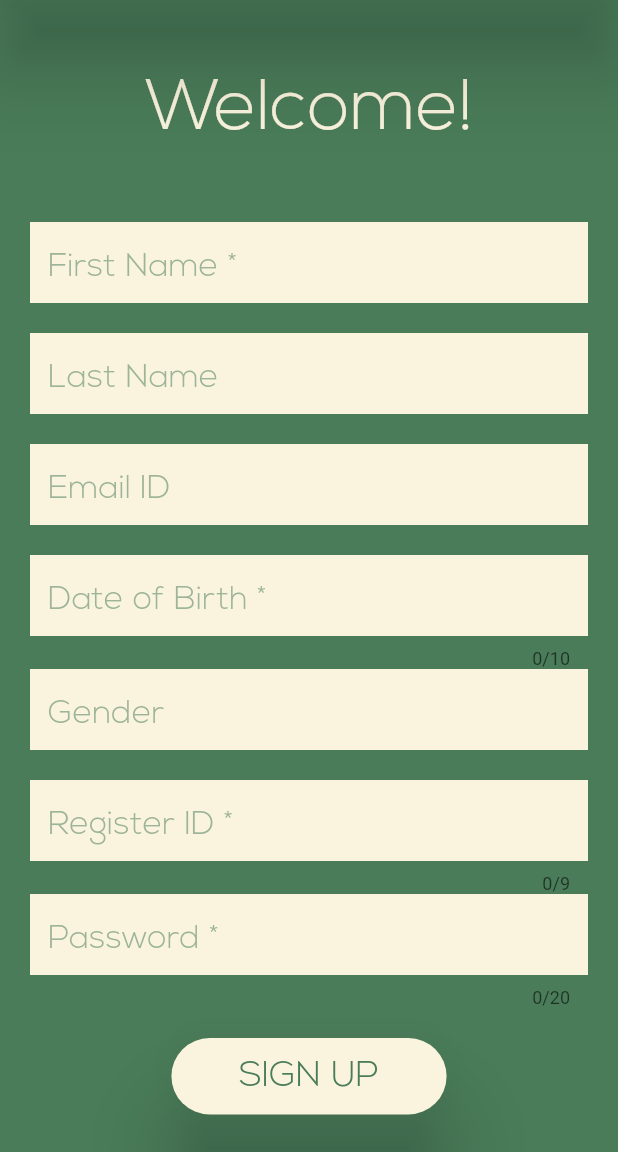
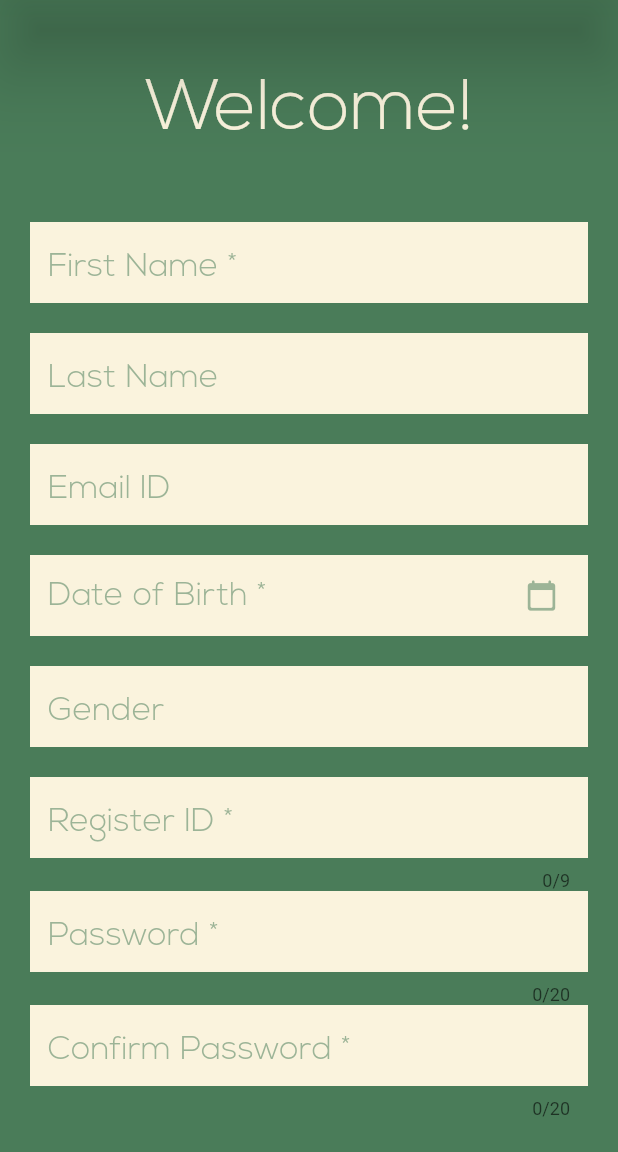
Before and after one commit to theritwikkundu/Form-Encryption-Flutter, a Flutter app: the RegisterP screen opened by its route, on a phone screen of 412 x 824 dp, the part 84-1236 px from its top. Run offline on Flutter 3.47's test engine with Material 2 defaults, Android fonts, the phone set to English and light mode, and no system bars; our stand-ins replace firebase_database, tuple; missing offline and left inert: encrypt; accounts and stored records are empty.

Commit message:
Features added

```diff
--- a/lib/register.dart
+++ b/lib/register.dart
@@ -2,18 +2,21 @@ import 'package:flutter/material.dart';
 import 'package:firebase_database/firebase_database.dart';
 import 'package:form_encryption_flutter/database/dboperate.dart';
 import 'package:form_encryption_flutter/crypto/cryptojs_aes.dart';
-import 'package:form_encryption_flutter/main.dart';
 
-class RegisterP extends StatelessWidget {
+class RegisterP extends StatefulWidget {
+  @override
+  _RegisterPState createState() => _RegisterPState();
+}
+
+class _RegisterPState extends State<RegisterP> {
   TextEditingController fnm = TextEditingController();
   TextEditingController lnm = TextEditingController();
   TextEditingController mail = TextEditingController();
-  TextEditingController db = TextEditingController();
   TextEditingController reg = TextEditingController();
   TextEditingController pw = TextEditingController();
+  TextEditingController pw2 = TextEditingController();
   TextEditingController gd = TextEditingController();
 
-  //flag is true when no matching phone number in database
   bool flag=true;
   Future<void> credValid(String regg) async
   {
@@ -29,8 +32,8 @@ class RegisterP extends StatelessWidget {
           fnm.clear();
           lnm.clear();
           mail.clear();
-          db.clear();
           pw.clear();
+          pw2.clear();
           gd.clear();
           flag = false;
         }
@@ -39,6 +42,42 @@ class RegisterP extends StatelessWidget {
     // await Future.delayed(Duration(seconds:0),(){
     //   print("Assigned flag = "+flag.toString()+" in line x");
     // });
+  }
+
+  String dateChoice = "Date of Birth *";
+  TextStyle temp = new TextStyle(fontSize: 22, fontFamily: 'Nexa', color: Color(0x884A7C59));
+  DateTime dtTom = DateTime.now().add(const Duration(days: 1));
+  DateTime dtPicked = DateTime.now();
+
+  Future<Null> selectTimPicker(BuildContext context) async {
+    dtPicked = await showDatePicker(
+        context: context,
+        initialDate: dtTom,
+        firstDate: dtTom,
+        lastDate: DateTime(2030),
+        builder: (BuildContext context, Widget child) {
+          return Theme(
+            data: ThemeData.light().copyWith(
+              colorScheme: ColorScheme.light().copyWith(
+                // primary: mrkColDrk, //head bar
+                // onPrimary: mrkColLit, //heading text
+                // onSurface: mrkColDrk, //c
+              ),
+            ),
+            child: child,
+          );
+        }
+    );
+    if (dtPicked!=null) {
+      setState(() {
+        temp = new TextStyle(fontSize: 24, fontFamily: 'Righteous', color: Color(0xff4A7C59));
+        String dd, mm, yyyy;
+        dd = dtPicked.day.toString().length<2? "0"+dtPicked.day.toString() : dtPicked.day.toString();
+        mm = dtPicked.month.toString().length<2? "0"+dtPicked.month.toString() : dtPicked.month.toString();
+        yyyy = dtPicked.year.toString().length<2? "0"+dtPicked.year.toString() : dtPicked.year.toString();
+        dateChoice = dd+"/"+mm+"/"+yyyy;
+      });
+    }
   }
 
   @override
@@ -170,28 +209,38 @@ class RegisterP extends StatelessWidget {
                       ),
                     ),
                     SizedBox(height: 20,),
-                    TextField(
-                      controller: db,
-                      maxLength: 10,
-                      decoration: InputDecoration(
-                        border: InputBorder.none,
-                        fillColor: Color(0xffFAF3DD),
-                        filled: true,
-                        hintText: 'Date of Birth *',
-                        hintStyle: TextStyle(
-                          fontSize: 22,
-                          fontFamily: 'Nexa',
-                          color: Color(0x884A7C59),
+                    Container(
+                        // padding: EdgeInsets.fromLTRB(40, 0, 40, 0),
+                        decoration: BoxDecoration(
+                          color: Color(0xffFAF3DD),
+                          // borderRadius: BorderRadius.circular(10),
                         ),
-                      ),
-                      keyboardType: TextInputType.datetime,
-                      textInputAction: TextInputAction.go,
-                      style: TextStyle(
-                        fontSize: 24,
-                        fontFamily: 'Righteous',
-                        color: Color(0xff4A7C59),
-                      ),
+                        child: InkWell(
+                          onTap: (){
+                            onTap: selectTimPicker(context);
+                          },
+                          child: Container(
+                            padding: EdgeInsets.fromLTRB(12, 0, 20, 0),
+                            alignment: Alignment.center,
+                            height: 54,
+                            child: Row(
+                              mainAxisAlignment: MainAxisAlignment.spaceBetween,
+                              children: [
+                                Text(
+                                  dateChoice,
+                                  style: temp,
+                                ),
+                                Icon(
+                                  Icons.calendar_today_rounded,
+                                  size: 22,
+                                  color: Color(0x884A7C59),
+                                )
+                              ],
+                            ),
+                          ),
+                        )
                     ),
+                    SizedBox(height: 20,),
                     TextField(
                       controller: gd,
                       // maxLength: 10,
@@ -261,10 +310,34 @@ class RegisterP extends StatelessWidget {
                       ),
                       obscureText: true,
                     ),
+                    TextField(
+                      controller: pw2,
+                      maxLength: 20,
+                      decoration: InputDecoration(
+                        border: InputBorder.none,
+                        fillColor: Color(0xffFAF3DD),
+                        filled: true,
+                        hintText: 'Confirm Password *',
+                        hintStyle: TextStyle(
+                          fontSize: 22,
+                          fontFamily: 'Nexa',
+                          color: Color(0x884A7C59),
+                        ),
+                      ),
+                      keyboardType: TextInputType.text,
+                      textInputAction: TextInputAction.go,
+                      style: TextStyle(
+                        fontSize: 24,
+                        fontFamily: 'Righteous',
+                        color: Color(0xff4A7C59),
+                      ),
+                      obscureText: true,
+                    ),
                     SizedBox(height: 20),
                     RaisedButton(
                       onPressed: () async{
-                        if(reg.text.length==4 && pw.text.length >= 4 && db.text.length!=0 && fnm.text.length!=0){
+                        bool mailValid = RegExp(r"^[a-zA-Z0-9.a-zA-Z0-9.!#$%&'*+-/=?^_`{|}~]+@[a-zA-Z0-9]+\.[a-zA-Z]+").hasMatch(mail.text);
+                        if(reg.text.length==9 && pw.text.length >= 4 && dateChoice.length!=0 && fnm.text.length!=0 && pw.text==pw2.text && mailValid==true){
                           await credValid(reg.text);
                         }
                         else{
@@ -275,7 +348,7 @@ class RegisterP extends StatelessWidget {
                           var en_fnm = encryptAESCryptoJS(fnm.text, "password");
                           var en_lnm = encryptAESCryptoJS(lnm.text, "password");
                           var en_mail = encryptAESCryptoJS(mail.text, "password");
-                          var en_db = encryptAESCryptoJS(db.text, "password");
+                          var en_db = encryptAESCryptoJS(dateChoice, "password");
                           var en_reg = encryptAESCryptoJS(reg.text, "password");
                           var en_pw = encryptAESCryptoJS(pw.text, "password");
                           var en_gd = encryptAESCryptoJS(gd.text, "password");
```
Also changed, not shown: lib/editinfo.dart (+9 -7 lines), lib/main.dart (+51 -49 lines).
